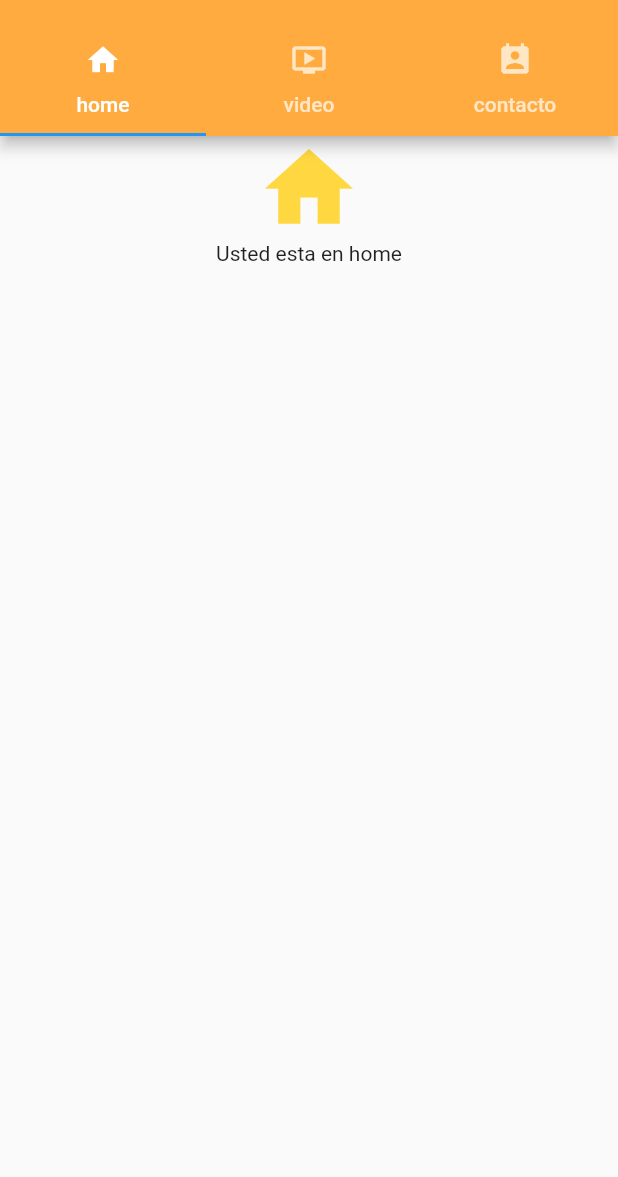
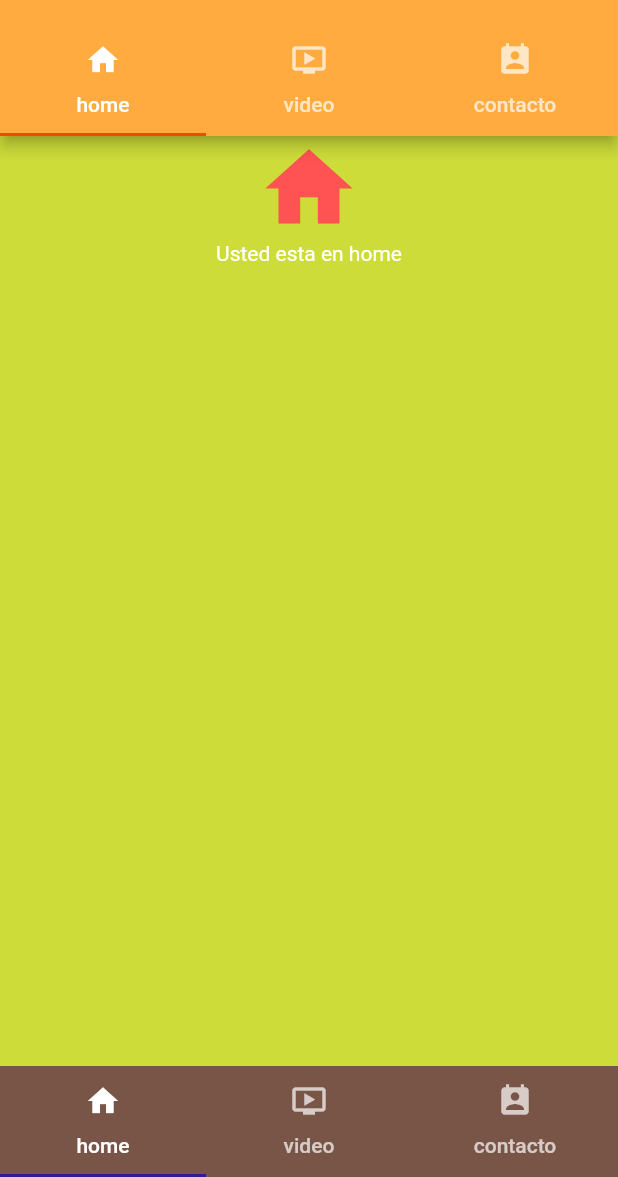
Before and after one commit to urbanoprogramador/flutterCurso, a Flutter app: the screen it shows after launch, on a phone screen of 412 x 824 dp, the part 59-1236 px from its top. Run offline on Flutter 3.47's test engine with Material 2 defaults, Android fonts, the phone set to English and light mode, and no system bars.

Commit message:
listo navigatobar

```diff
--- a/lib/main.dart
+++ b/lib/main.dart
@@ -5,6 +5,7 @@ import 'package:flutter/material.dart';
 
 void main() {
   runApp(MaterialApp(
+    debugShowCheckedModeBanner: false,
     title: 'Demo cuentas',
     theme: ThemeData(
       // This is the theme of your application.
@@ -46,6 +47,19 @@ class _MyTabsState extends State<MyTabs> with SingleTickerProviderStateMixin {
           title: Text('Video Tabs'),
           backgroundColor: Colors.orangeAccent,
           bottom: TabBar(
+            indicatorColor: Colors.orange[900],
+            controller: controllerTab,
+            tabs: [
+              Tab(icon: Icon(Icons.home), text: 'home'),
+              Tab(icon: Icon(Icons.ondemand_video), text: 'video'),
+              Tab(icon: Icon(Icons.perm_contact_cal), text: 'contacto')
+            ],
+          ),
+        ),
+        bottomNavigationBar: Material(
+          color: Colors.brown,
+          child: TabBar(
+            indicatorColor: Colors.deepPurple[900],
             controller: controllerTab,
             tabs: [
               Tab(icon: Icon(Icons.home), text: 'home'),
--- a/lib/pages/contact.dart
+++ b/lib/pages/contact.dart
@@ -6,11 +6,12 @@ class Contact extends StatelessWidget {
   @override
   Widget build(BuildContext context) {
     return Container(
+      color: Colors.black,
       child: Center(
           child: Column(
         children: [
           Icon(Icons.contact_phone, size: 70, color: Colors.amberAccent),
-          Text('Usted esta en Contactos')
+          Text('Usted esta en Contactos', style: TextStyle(color: Colors.white))
         ],
       )),
     );
--- a/lib/pages/home.dart
+++ b/lib/pages/home.dart
@@ -6,11 +6,12 @@ class Home extends StatelessWidget {
   @override
   Widget build(BuildContext context) {
     return Container(
+      color: Colors.lime,
       child: Center(
           child: Column(
         children: [
-          Icon(Icons.home, size: 70, color: Colors.amberAccent),
-          Text('Usted esta en home')
+          Icon(Icons.home, size: 70, color: Colors.redAccent),
+          Text('Usted esta en home', style: TextStyle(color: Colors.white))
         ],
       )),
     );
```
